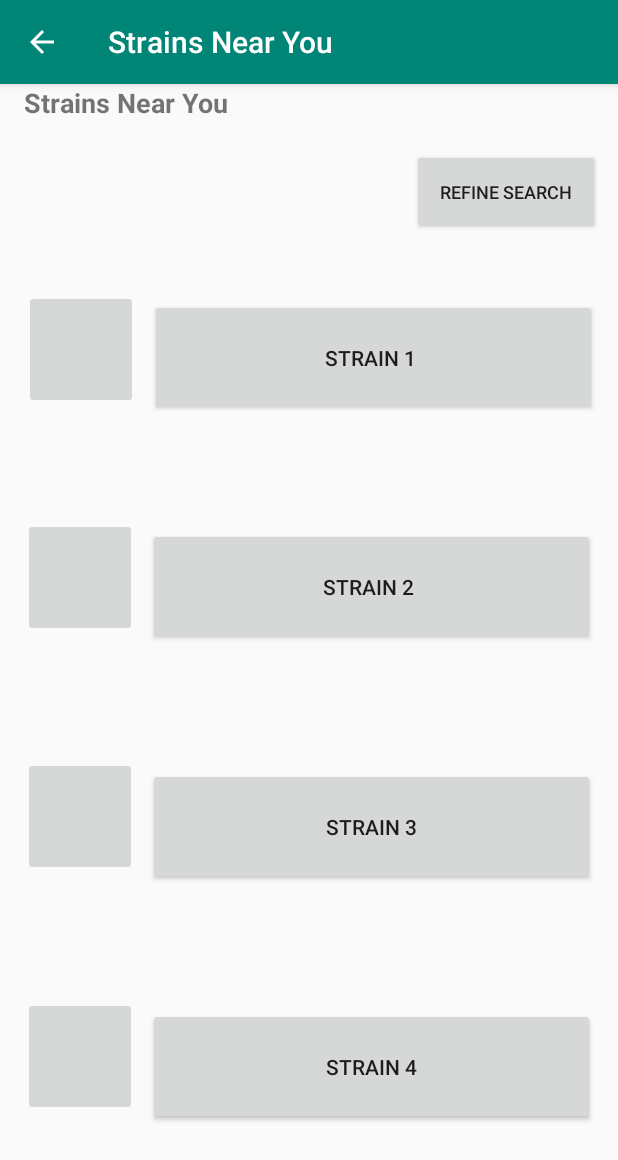
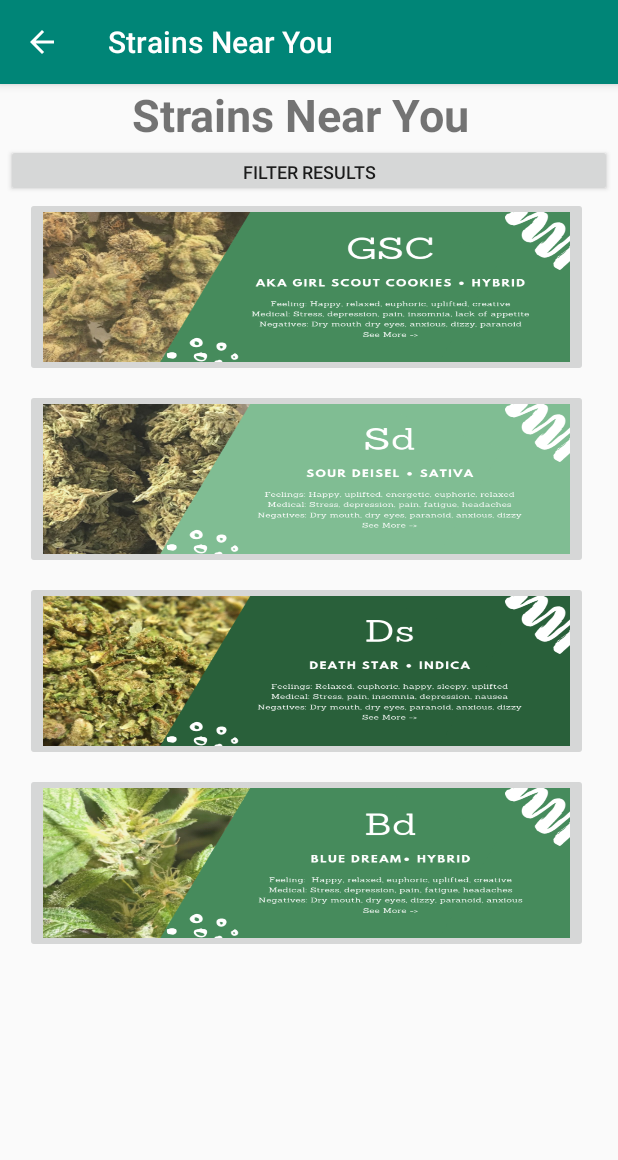
Before and after one commit to cottre54/Hello_World, an Android app: the StrainsNearYou screen opened directly, with no data from a screen before it, on a phone screen of 412 x 824 dp. Shown: the top 1160 px of the screen. Run offline under Robolectric (Android 15) with nearby library versions, the phone set to English and light mode, and no system bars.

Commit message:
Updated Images on Strains Near You

```diff
--- a/DankDelivery/app/src/main/java/com/example/dankdelivery/StrainsNearYou.java
+++ b/DankDelivery/app/src/main/java/com/example/dankdelivery/StrainsNearYou.java
@@ -9,6 +9,7 @@ import android.support.v7.app.AppCompatActivity;
 import android.support.v7.widget.Toolbar;
 import android.view.View;
 import android.widget.Button;
+import android.widget.ImageButton;
 
 public class StrainsNearYou extends AppCompatActivity {
 
@@ -24,7 +25,7 @@ public class StrainsNearYou extends AppCompatActivity {
         ActionBar actionBar = getSupportActionBar();
         actionBar.setTitle("Strains Near You");
 
-        Button btn_strain1 = (Button)findViewById(R.id.button_Strain1);
+        ImageButton btn_strain1 = (ImageButton)findViewById(R.id.button_Strain1);
 
         btn_strain1.setOnClickListener(new View.OnClickListener(){
             @Override
--- a/DankDelivery/app/src/main/res/layout/content_strains_near_you.xml
+++ b/DankDelivery/app/src/main/res/layout/content_strains_near_you.xml
@@ -8,137 +8,92 @@
     tools:context=".StrainsNearYou"
     tools:showIn="@layout/activity_strains_near_you">
 
-    <Button
+    <ImageButton
+        android:id="@+id/button_Strain1"
+        android:layout_width="375dp"
+        android:layout_height="120dp"
+        android:layout_marginStart="16dp"
+        android:layout_marginLeft="16dp"
+        android:layout_marginEnd="20dp"
+        android:layout_marginRight="20dp"
+        android:scaleType="fitXY"
+        android:src="@drawable/gsc"
+        app:layout_constraintEnd_toEndOf="parent"
+        app:layout_constraintStart_toStartOf="parent"
+        app:layout_constraintTop_toBottomOf="@+id/button_Filter" />
+
+    <ImageButton
+        android:id="@+id/button_Strain3"
+        android:layout_width="375dp"
+        android:layout_height="120dp"
+        android:layout_marginStart="16dp"
+        android:layout_marginLeft="16dp"
+        android:layout_marginTop="8dp"
+        android:layout_marginEnd="20dp"
+        android:layout_marginRight="20dp"
+        android:scaleType="fitXY"
+        android:src="@drawable/bd"
+        app:layout_constraintEnd_toEndOf="parent"
+        app:layout_constraintStart_toStartOf="parent"
+        app:layout_constraintTop_toBottomOf="@+id/button_Strain2" />
+
+    <ImageButton
         android:id="@+id/button_Strain2"
-        android:layout_width="298dp"
-        android:layout_height="78dp"
+        android:layout_width="375dp"
+        android:layout_height="120dp"
+        android:layout_marginStart="16dp"
+        android:layout_marginLeft="16dp"
         android:layout_marginTop="8dp"
-        android:layout_marginEnd="8dp"
-        android:layout_marginRight="8dp"
-        android:layout_marginBottom="8dp"
-        android:text="Strain 2 "
-        app:layout_constraintBottom_toTopOf="@+id/button_Strain3"
+        android:layout_marginEnd="20dp"
+        android:layout_marginRight="20dp"
+        android:scaleType="fitXY"
+        android:src="@drawable/ds"
         app:layout_constraintEnd_toEndOf="parent"
-        app:layout_constraintStart_toEndOf="@+id/imageButton_Strain2"
+        app:layout_constraintStart_toStartOf="parent"
+        app:layout_constraintTop_toBottomOf="@+id/button_Strain" />
+
+    <ImageButton
+        android:id="@+id/button_Strain"
+        android:layout_width="375dp"
+        android:layout_height="120dp"
+        android:layout_marginStart="16dp"
+        android:layout_marginLeft="16dp"
+        android:layout_marginTop="8dp"
+        android:layout_marginEnd="20dp"
+        android:layout_marginRight="20dp"
+        android:scaleType="fitXY"
+        android:src="@drawable/sd"
+        app:layout_constraintEnd_toEndOf="parent"
+        app:layout_constraintStart_toStartOf="parent"
         app:layout_constraintTop_toBottomOf="@+id/button_Strain1" />
 
     <Button
-        android:id="@+id/button_Strain3"
-        android:layout_width="298dp"
-        android:layout_height="78dp"
-        android:layout_marginTop="8dp"
-        android:layout_marginEnd="8dp"
-        android:layout_marginRight="8dp"
-        android:layout_marginBottom="8dp"
-        android:text="Strain 3"
-        app:layout_constraintBottom_toTopOf="@+id/imageButton_Strain4"
+        android:id="@+id/button_Filter"
+        android:layout_width="404dp"
+        android:layout_height="35dp"
+        android:layout_marginStart="3dp"
+        android:layout_marginLeft="3dp"
+        android:layout_marginEnd="4dp"
+        android:layout_marginRight="4dp"
+        android:text="Filter Results"
+        android:textSize="12sp"
         app:layout_constraintEnd_toEndOf="parent"
-        app:layout_constraintStart_toEndOf="@+id/imageButton_Strain3"
-        app:layout_constraintTop_toBottomOf="@+id/button_Strain2" />
-
-    <Button
-        android:id="@+id/button_Strain4"
-        android:layout_width="298dp"
-        android:layout_height="78dp"
-        android:layout_marginTop="8dp"
-        android:layout_marginEnd="8dp"
-        android:layout_marginRight="8dp"
-        android:text="Strain 4"
-        app:layout_constraintBottom_toBottomOf="parent"
-        app:layout_constraintEnd_toEndOf="parent"
-        app:layout_constraintStart_toEndOf="@+id/imageButton_Strain4"
-        app:layout_constraintTop_toBottomOf="@+id/button_Strain3" />
-
-    <ImageButton
-        android:id="@+id/imageButton_Strain3"
-        android:layout_width="76dp"
-        android:layout_height="79dp"
-        android:layout_marginStart="8dp"
-        android:layout_marginLeft="8dp"
-        android:layout_marginTop="8dp"
-        android:layout_marginBottom="8dp"
-        app:layout_constraintBottom_toTopOf="@+id/imageButton_Strain4"
-        app:layout_constraintEnd_toStartOf="@+id/button_Strain3"
         app:layout_constraintStart_toStartOf="parent"
-        app:layout_constraintTop_toBottomOf="@+id/imageButton_Strain2"
-        tools:srcCompat="@tools:sample/avatars" />
-
-    <ImageButton
-        android:id="@+id/imageButton_Strain4"
-        android:layout_width="76dp"
-        android:layout_height="79dp"
-        android:layout_marginStart="8dp"
-        android:layout_marginLeft="8dp"
-        android:layout_marginTop="8dp"
-        android:layout_marginBottom="16dp"
-        app:layout_constraintBottom_toBottomOf="parent"
-        app:layout_constraintEnd_toStartOf="@+id/button_Strain4"
-        app:layout_constraintStart_toStartOf="parent"
-        app:layout_constraintTop_toBottomOf="@+id/imageButton_Strain3"
-        tools:srcCompat="@tools:sample/avatars" />
-
-    <ImageButton
-        android:id="@+id/imageButton_Strain2"
-        android:layout_width="76dp"
-        android:layout_height="79dp"
-        android:layout_marginStart="8dp"
-        android:layout_marginLeft="8dp"
-        android:layout_marginTop="8dp"
-        android:layout_marginBottom="8dp"
-        app:layout_constraintBottom_toTopOf="@+id/imageButton_Strain3"
-        app:layout_constraintEnd_toStartOf="@+id/button_Strain2"
-        app:layout_constraintStart_toStartOf="parent"
-        app:layout_constraintTop_toBottomOf="@+id/imageButton_Strain1"
-        tools:srcCompat="@tools:sample/avatars" />
-
-    <ImageButton
-        android:id="@+id/imageButton_Strain1"
-        android:layout_width="76dp"
-        android:layout_height="79dp"
-        android:layout_marginTop="110dp"
-        android:layout_marginEnd="8dp"
-        android:layout_marginRight="8dp"
-        app:layout_constraintEnd_toStartOf="@+id/button_Strain1"
-        app:layout_constraintTop_toBottomOf="@+id/textView"
-        tools:srcCompat="@tools:sample/avatars" />
-
-    <Button
-        android:id="@+id/button_Strain1"
-        android:layout_width="298dp"
-        android:layout_height="78dp"
-        android:layout_marginTop="116dp"
-        android:layout_marginEnd="14dp"
-        android:layout_marginRight="14dp"
-        android:text="Strain 1 "
-        app:layout_constraintEnd_toEndOf="parent"
         app:layout_constraintTop_toBottomOf="@+id/textView" />
 
     <TextView
         android:id="@+id/textView"
-        android:layout_width="153dp"
-        android:layout_height="27dp"
-        android:layout_marginStart="16dp"
-        android:layout_marginLeft="16dp"
+        android:layout_width="235dp"
+        android:layout_height="40dp"
+        android:layout_marginStart="88dp"
+        android:layout_marginLeft="88dp"
+        android:layout_marginEnd="88dp"
+        android:layout_marginRight="88dp"
         android:text="Strains Near You"
-        android:textSize="18sp"
+        android:textSize="30sp"
         android:textStyle="bold"
-        app:layout_constraintStart_toStartOf="parent"
-        app:layout_constraintTop_toTopOf="parent" />
-
-    <Button
-        android:id="@+id/button_Refine"
-        android:layout_width="125dp"
-        android:layout_height="57dp"
-        android:layout_marginStart="286dp"
-        android:layout_marginLeft="286dp"
-        android:layout_marginTop="8dp"
-        android:layout_marginEnd="24dp"
-        android:layout_marginRight="24dp"
-        android:layout_marginBottom="8dp"
-        android:text="Refine Search"
-        android:textSize="12sp"
-        app:layout_constraintBottom_toTopOf="@+id/button_Strain1"
         app:layout_constraintEnd_toEndOf="parent"
+        app:layout_constraintHorizontal_bias="0.0"
         app:layout_constraintStart_toStartOf="parent"
         app:layout_constraintTop_toTopOf="parent" />
 </android.support.constraint.ConstraintLayout>
```
Also changed, not shown: DankDelivery/app/src/main/res/drawable/bd.png (added), DankDelivery/app/src/main/res/drawable/ds.png (added), DankDelivery/app/src/main/res/drawable/gsc.png (added), DankDelivery/app/src/main/res/drawable/sd.png (added).
